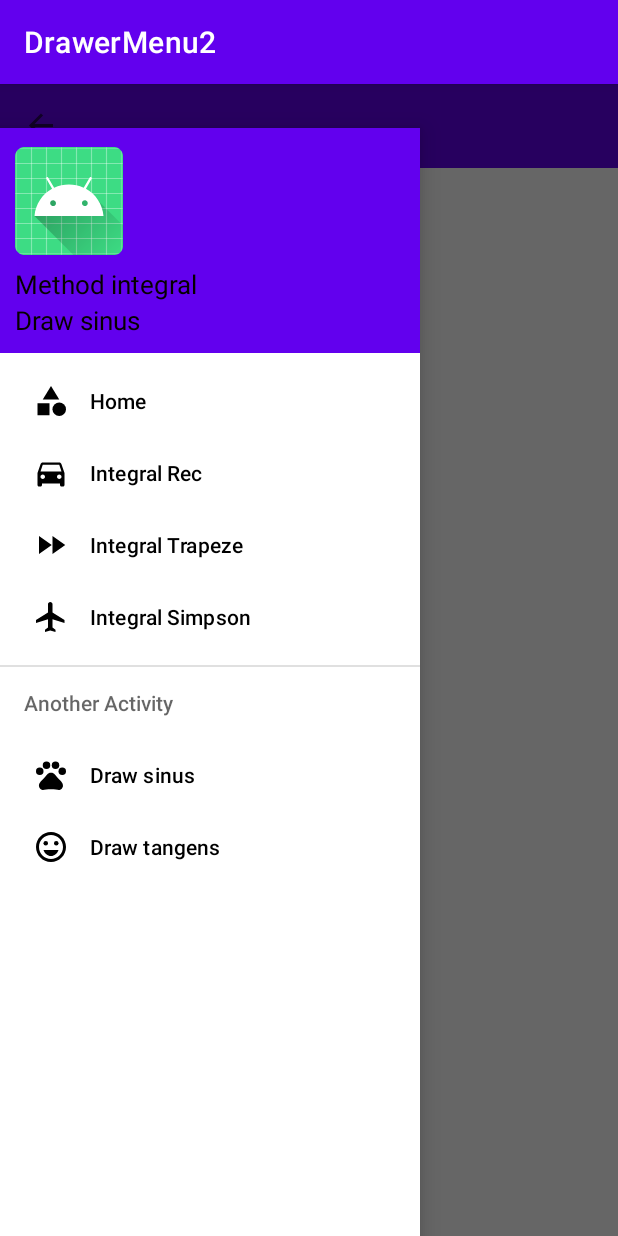
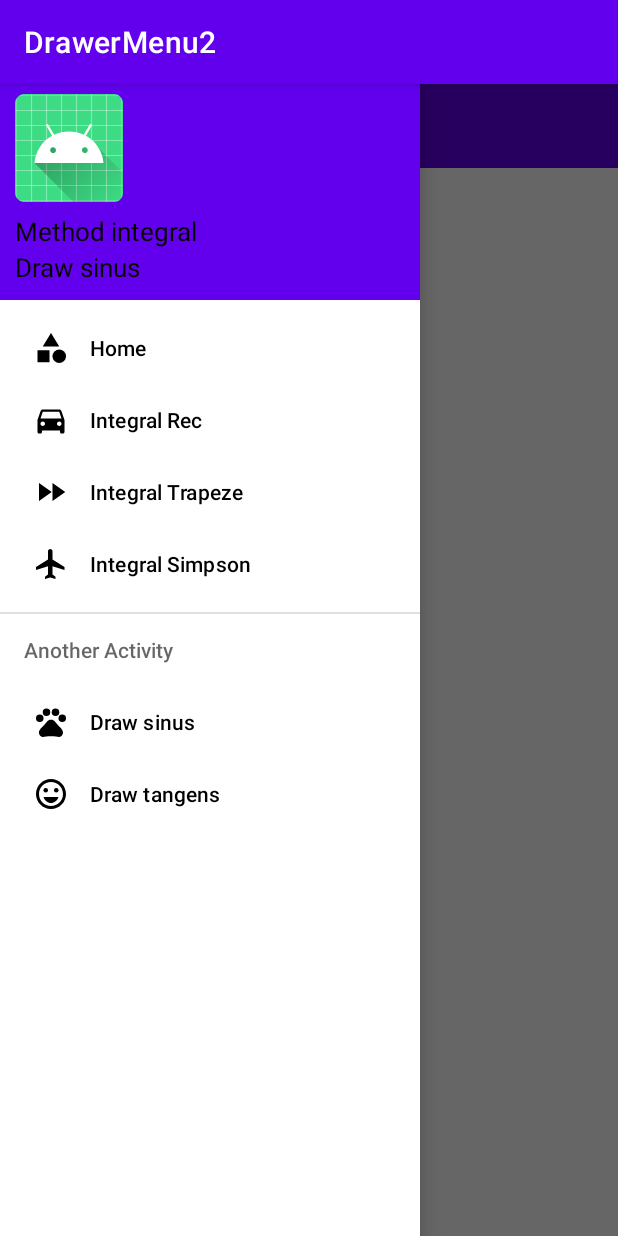
Before and after one commit to stepkos/DrawerMenu, an Android app: the screen it shows after launch (MainActivity), with the side drawer open, on a phone screen of 412 x 824 dp. Run offline under Robolectric (Android 15) with nearby library versions, the phone set to English and light mode, and no system bars.

```diff
--- a/app/src/main/java/com/example/drawermenu2/MainActivity.java
+++ b/app/src/main/java/com/example/drawermenu2/MainActivity.java
@@ -48,8 +48,8 @@ public class MainActivity extends AppCompatActivity implements NavigationView.On
         navigationView = findViewById(R.id.navigation_view);
         navigationView.setNavigationItemSelectedListener(this);
 
-        FragmentManager fragmentManager = getFragmentManager();
-        FragmentTransaction fragmentTransaction = fragmentManager.beginTransaction();
+//        FragmentManager fragmentManager = getFragmentManager();
+//        FragmentTransaction fragmentTransaction = fragmentManager.beginTransaction();
 //        fragmentTransaction.replace(R.id.Fragment_container, new HomeFragment);
 
     }
--- a/app/src/main/res/layout/activity_main.xml
+++ b/app/src/main/res/layout/activity_main.xml
@@ -38,7 +38,7 @@
         android:layout_height="match_parent"
         android:id="@+id/navigation_view"
         app:headerLayout="@layout/nav_header"
-        android:layout_marginTop="85dp"
+        android:layout_marginTop="50dp"
         app:menu="@menu/menu"
         android:layout_gravity="start"
         >
```
